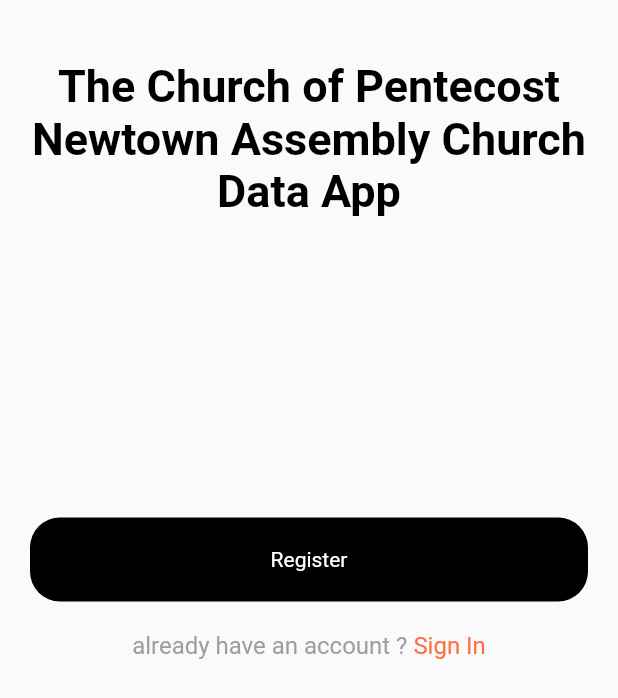
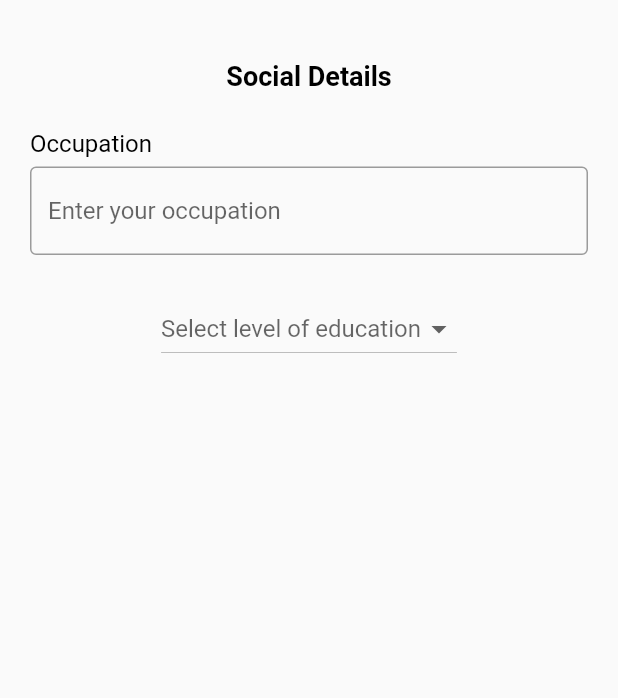
Before and after one commit to Kwilliams123/shephard, a Flutter app: the screen it shows after launch, on a phone screen of 412 x 824 dp. Shown: the top 698 px of the screen. Run offline on Flutter 3.47's test engine with Material 2 defaults, Android fonts, the phone set to English and light mode, and no system bars.

Commit message:
profile space

```diff
--- a/lib/config/app_route.dart
+++ b/lib/config/app_route.dart
@@ -2,4 +2,6 @@
   static const String loginRoute = 'login_route';
   static const String registerRoute = 'register_route';
   static const String termsRoute = 'terms_route';
+  static const String memberRegistrationForm = 'member_registration_form';
+  static const String socialDetailsForm = 'socialDetailsForm';
 }
--- a/lib/config/route.dart
+++ b/lib/config/route.dart
@@ -1,4 +1,6 @@
 import 'package:flutter/material.dart';
+import 'package:shephard/views/member_registration_form/personal_details.dart';
+import 'package:shephard/views/member_registration_form/social_details.dart';
 import 'package:shephard/views/register/register.dart';
 import 'package:shephard/views/terms_and_condition/terms_and_condition.dart';
 
@@ -24,5 +26,17 @@
         builder: (context) => TermsAndConditions(),
       );
       break;
+
+    case AppRoute.memberRegistrationForm:
+      return MaterialPageRoute(
+        builder: (context) => PersonalDetailsForm(),
+      );
+      break;
+
+    case AppRoute.socialDetailsForm:
+      return MaterialPageRoute(
+        builder: (context) => SocialDetailsForm(),
+      );
+      break;
   }
 }
--- a/lib/main.dart
+++ b/lib/main.dart
@@ -12,7 +12,7 @@
     return MultiProvider(
       providers: providers,
       child: const MaterialApp(
-        initialRoute: AppRoute.registerRoute,
+        initialRoute: AppRoute.socialDetailsForm,
         debugShowCheckedModeBanner: false,
         onGenerateRoute: routes.route,
       ),
--- /dev/null
+++ b/lib/views/member_registration_form/social_details.dart
@@ -0,0 +1,74 @@
+import 'package:flutter/material.dart';
+import 'package:shephard/widet/content/custom_dropdown.dart';
+import 'package:shephard/widet/content/header.dart';
+import 'package:shephard/widet/textfield/textfield.dart';
+
+class SocialDetailsForm extends StatefulWidget {
+  @override
+  State<SocialDetailsForm> createState() => _SocialDetailsFormState();
+}
+
+class _SocialDetailsFormState extends State<SocialDetailsForm> {
+  @override
+  Widget build(BuildContext context) {
+    String selectedItem = 'MSLC';
+    List<String> listOfEducationLevels = [
+      "MSLC",
+      "O'Level",
+      "A'Level",
+      "JHS",
+      "SHS",
+      "Diploma",
+      "First Degree",
+      "Masters",
+      "MPHIL",
+      "DR",
+      "PHD",
+      "None",
+      "Other",
+    ];
+    final occupationText =
+        CustomTextField('Enter your occupation', 'Occupation', null);
+
+    final educationalLevel = CustomDropDown(
+      items: listOfEducationLevels,
+      selectedItem: selectedItem,
+      hint: 'Select level of education',
+    );
+
+    final title = Header(
+      'Social Details',
+    );
+
+    return Scaffold(
+      body: SafeArea(
+        child: SingleChildScrollView(
+          child: Container(
+            padding: const EdgeInsets.only(
+              top: 40,
+              right: 20,
+              left: 20,
+              bottom: 20,
+            ),
+            child: Column(
+              children: [
+                title,
+                const SizedBox(
+                  height: 25,
+                ),
+                occupationText,
+                const SizedBox(
+                  height: 25,
+                ),
+                educationalLevel,
+                const SizedBox(
+                  height: 25,
+                ),
+              ],
+            ),
+          ),
+        ),
+      ),
+    );
+  }
+}
--- a/lib/widet/buttons/stack_buttons.dart
+++ b/lib/widet/buttons/stack_buttons.dart
@@ -28,7 +28,7 @@
       right: 0,
       child: Container(
         width: size.width * 0.54,
-        padding: EdgeInsets.only(
+        padding: const EdgeInsets.only(
           top: 20,
           bottom: 20,
           right: 30,
--- /dev/null
+++ b/lib/widet/content/custom_dropdown.dart
@@ -0,0 +1,38 @@
+import 'package:flutter/material.dart';
+
+class CustomDropDown extends StatefulWidget {
+  List<String> items;
+  String selectedItem;
+  String hint;
+  CustomDropDown({this.items, this.selectedItem, this.hint});
+
+  @override
+  State<CustomDropDown> createState() => _CustomDropDownState();
+}
+
+class _CustomDropDownState extends State<CustomDropDown> {
+  @override
+  Widget build(BuildContext context) {
+    return DropdownButton(
+        value: widget.selectedItem,
+        hint: Text(widget.hint),
+        items: widget.items.map(
+          (item) {
+            return DropdownMenuItem(
+              child: Text(
+                item,
+                style: const TextStyle(
+                  color: Colors.black,
+                  fontSize: 16,
+                ),
+              ),
+            );
+          },
+        ).toList(),
+        onChanged: (item) {
+          setState(() {
+            widget.selectedItem = item;
+          });
+        });
+  }
+}
--- /dev/null
+++ b/lib/widet/content/header.dart
@@ -0,0 +1,21 @@
+import 'package:flutter/material.dart';
+
+class Header extends StatelessWidget {
+  String text;
+  double size;
+
+  Header(this.text, {this.size});
+
+  @override
+  Widget build(BuildContext context) {
+    return Text(
+      text,
+      style: TextStyle(
+        color: Colors.black,
+        fontSize: size ?? 18,
+        fontWeight: FontWeight.bold,
+      ),
+      textAlign: TextAlign.center,
+    );
+  }
+}
--- a/lib/widet/textfield/textfield.dart
+++ b/lib/widet/textfield/textfield.dart
@@ -5,17 +5,37 @@
   String label;
   TextEditingController controller;
 
-  CustomTextField(this.hint, this.controller);
+  CustomTextField(this.hint, this.label, this.controller);
 
   @override
   Widget build(BuildContext context) {
     final textField = TextFormField(
-      controller: controller,
-      decoration: const InputDecoration(
-        border: OutlineInputBorder(),
+      decoration: InputDecoration(
+        border: const OutlineInputBorder(),
+        hintText: hint,
       ),
     );
 
-    return textField;
+    final container = Container(
+      child: Column(
+        crossAxisAlignment: CrossAxisAlignment.start,
+        children: [
+          Text(
+            label,
+            style: const TextStyle(
+              color: Colors.black,
+              fontSize: 16,
+            ),
+            textAlign: TextAlign.left,
+          ),
+          const SizedBox(
+            height: 6,
+          ),
+          textField,
+        ],
+      ),
+    );
+
+    return container;
   }
 }
```
Also changed, not shown: lib/views/member_registration_form/personal_details.dart (added, +74 -0 lines).
